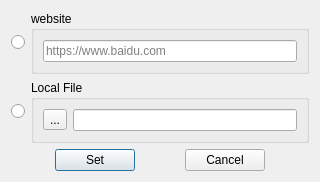
beiklive/desktop_widget, file geturldiag.ui: the form before one commit.
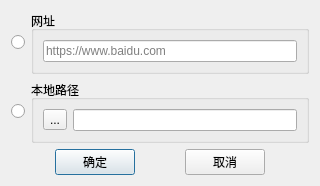
The form after the commit.

Patch:
```diff
--- a/geturldiag.ui
+++ b/geturldiag.ui
@@ -34,7 +34,7 @@
        <item>
         <widget class="QGroupBox" name="groupBox">
          <property name="title">
-          <string>website</string>
+          <string>网址</string>
          </property>
          <layout class="QGridLayout" name="gridLayout">
           <item row="0" column="0">
@@ -71,7 +71,7 @@
        <item>
         <widget class="QGroupBox" name="groupBox_2">
          <property name="title">
-          <string>Local File</string>
+          <string>本地路径</string>
          </property>
          <property name="checkable">
           <bool>false</bool>
@@ -118,7 +118,7 @@
        <item>
         <widget class="QPushButton" name="Set">
          <property name="text">
-          <string>Set</string>
+          <string>确定</string>
          </property>
         </widget>
        </item>
@@ -138,7 +138,7 @@
        <item>
         <widget class="QPushButton" name="Cancel">
          <property name="text">
-          <string>Cancel</string>
+          <string>取消</string>
          </property>
         </widget>
        </item>
```
